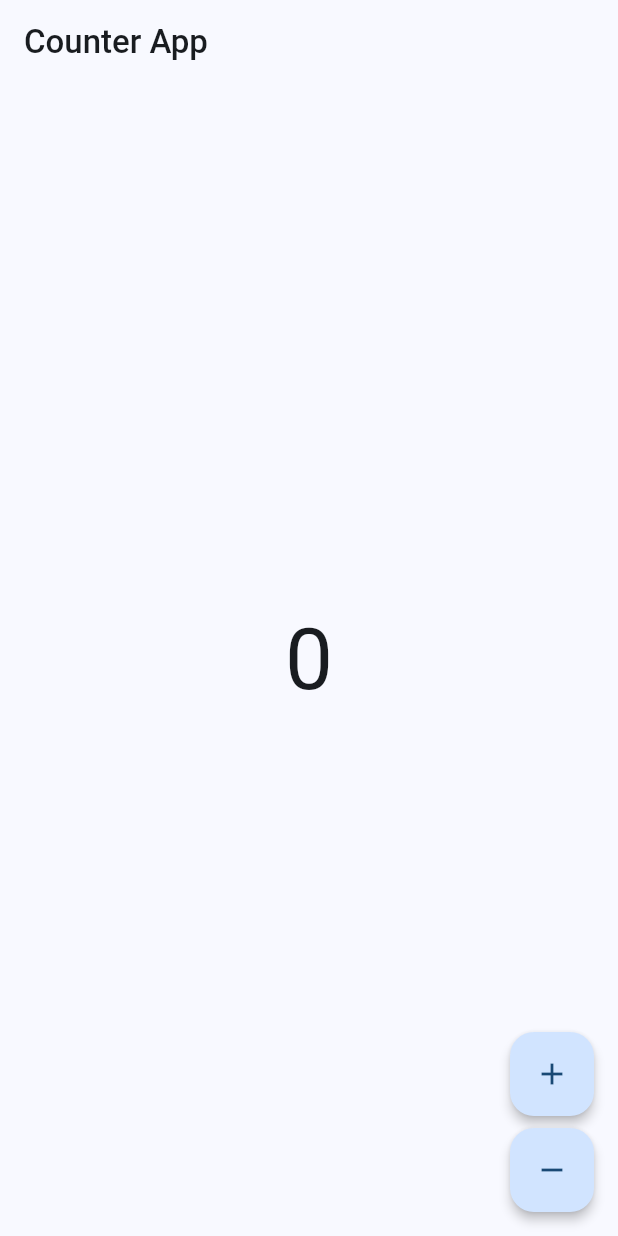
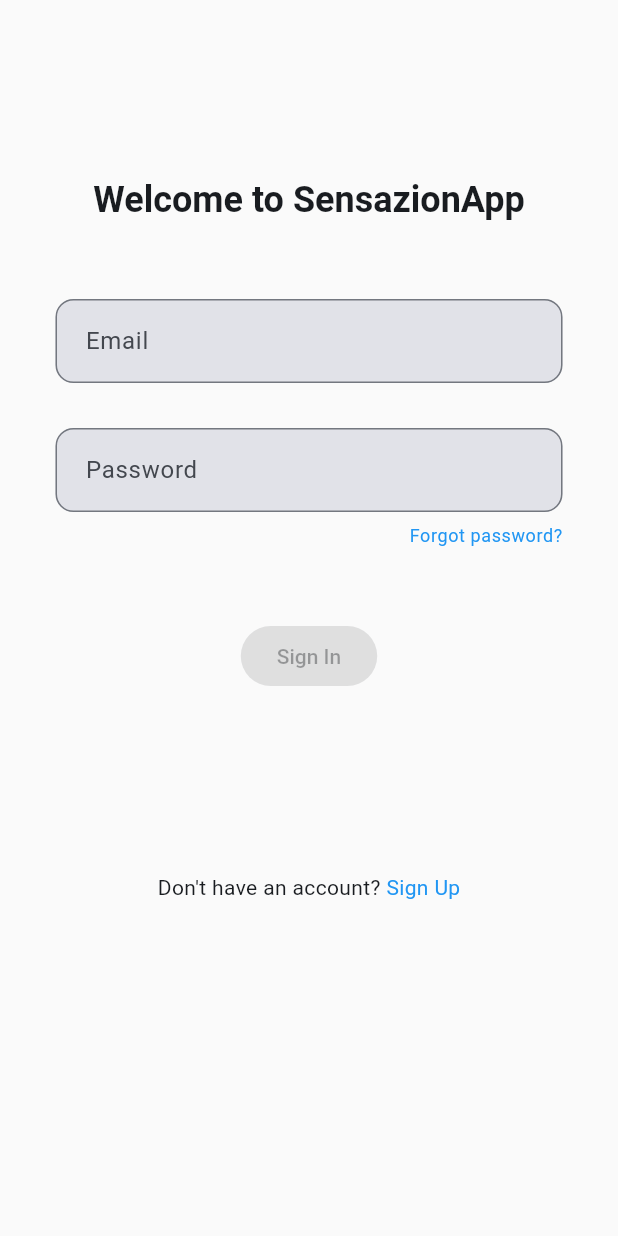
Before and after one commit to arkantrust/sensazion_app, a Flutter app: the screen it shows after launch, on a phone screen of 412 x 824 dp. Run offline on Flutter 3.47's test engine with Material 3 defaults, Android fonts, the phone set to English and light mode, and no system bars; our stand-ins replace bloc, equatable, flutter_bloc, flutter_dotenv, formz, freezed_annotation and 2 more; accounts and stored records are empty; statements that could not run were skipped.

Commit message:
feat: add sign in page

```diff
--- a/lib/src/app/app.dart
+++ b/lib/src/app/app.dart
@@ -1,4 +1,9 @@
 import 'package:flutter/material.dart';
+import 'package:flutter_bloc/flutter_bloc.dart';
+import 'package:sensazion_app/src/authentication/authentication.dart';
+import 'package:user_repository/user_repository.dart';
+import 'package:authentication_repository/authentication_repository.dart';
+
 import 'package:sensazion_app/src/app/theme.dart';
 import 'package:sensazion_app/src/app/router.dart';
 
@@ -7,10 +12,34 @@ class App extends StatelessWidget {
 
   @override
   Widget build(BuildContext context) {
-    return MaterialApp.router(
-      title: 'SensazionApp',
-      theme: lightTheme,
-      routerConfig: router,
+    return MultiRepositoryProvider(
+      providers: [
+        RepositoryProvider<AuthenticationRepository>(
+          create: (_) => FakeAuthenticationRepository(),
+          dispose: (repo) => repo.dispose(),
+        ),
+        RepositoryProvider<UserRepository>(
+          create: (_) => FakeUserRepository(),
+          dispose: (repo) => repo.dispose(),
+        ),
+      ],
+      child: BlocProvider(
+        create:
+            (context) => AuthenticationBloc(
+              authenticationRepository: context.read<AuthenticationRepository>(),
+              userRepository: context.read<UserRepository>(),
+            )..add(AuthenticationSubscriptionRequested()),
+        child: Builder(
+          builder: (context) {
+            return MaterialApp.router(
+              title: 'SensazionApp',
+              debugShowCheckedModeBanner: false,
+              theme: lightTheme,
+              routerConfig: router,
+            );
+          },
+        ),
+      ),
     );
   }
 }
--- a/lib/src/app/router.dart
+++ b/lib/src/app/router.dart
@@ -2,10 +2,10 @@ import 'package:flutter/material.dart';
 import 'package:go_router/go_router.dart';
 
 import 'package:sensazion_app/src/home/home.dart';
+import 'package:sensazion_app/src/authentication/authentication.dart';
 
 GoRouter router = GoRouter(
-  initialLocation:
-      '/', // This can be changed arbitrarily to test different routes but for production, it should be the home route.
+  initialLocation: '/auth/sign-in',
   debugLogDiagnostics: true,
   errorBuilder: (context, state) => Scaffold(
     body: Center(
@@ -13,6 +13,7 @@ GoRouter router = GoRouter(
     )
   ),
   routes: [
-    HomePage.route(),
+    HomePage.route(), // route: /
+    SignInPage.route(), // route: /auth/sign-in
   ],
 );
--- a/lib/src/authentication/authentication.dart
+++ b/lib/src/authentication/authentication.dart
@@ -1,2 +1,3 @@
 export 'blocs/authentication_bloc/authentication_bloc.dart';
 export 'blocs/sign_in_bloc/sign_in_bloc.dart';
+export 'views/sign_in_page.dart';
--- /dev/null
+++ b/lib/src/authentication/views/sign_in_page.dart
@@ -0,0 +1,184 @@
+import 'package:flutter/material.dart';
+import 'package:flutter_bloc/flutter_bloc.dart';
+import 'package:formz/formz.dart';
+import 'package:go_router/go_router.dart';
+
+import 'package:authentication_repository/authentication_repository.dart';
+import 'package:sensazion_app/src/authentication/authentication.dart';
+
+class SignInPage extends StatelessWidget {
+  const SignInPage({super.key});
+
+  static GoRoute route() {
+    return GoRoute(path: '/auth/sign-in', builder: (context, state) => const SignInPage());
+  }
+
+  @override
+  Widget build(BuildContext context) {
+    return SafeArea(
+      child: Scaffold(
+        backgroundColor: Colors.grey[50],
+        body: Padding(
+          padding: const EdgeInsets.all(12),
+          child: BlocProvider(
+            create: (context) {
+              return SignInBloc(authenticationRepository: context.read<AuthenticationRepository>());
+            },
+            child: BlocListener<SignInBloc, SignInState>(
+              listener: (context, state) {
+                if (state.status.isFailure) {
+                  ScaffoldMessenger.of(context)
+                    ..hideCurrentSnackBar()
+                    ..showSnackBar(const SnackBar(content: Text('Invalid credentials')));
+                }
+              },
+              child: Align(
+                alignment: const Alignment(0, -1 / 3),
+                child: Column(
+                  mainAxisSize: MainAxisSize.min,
+                  children: [
+                    // TODO: Welcome
+                    const _WelcomeText(),
+
+                    const SizedBox(height: 50),
+
+                    // Email
+                    const _EmailInput(),
+
+                    const SizedBox(height: 30),
+
+                    // Password
+                    const _PasswordInput(),
+
+                    // TODO: Forgot password?
+                    const _ResetPasswordButton(),
+
+                    const SizedBox(height: 40),
+
+                    // Sign In
+                    _SignInButton(),
+
+                    const SizedBox(height: 120),
+
+                    // TODO: Don't have an account? Sign Up!
+                    const _SignUpButton(),
+                  ],
+                ),
+              ),
+            ),
+          ),
+        ),
+      ),
+    );
+  }
+}
+
+class _WelcomeText extends StatelessWidget {
+  const _WelcomeText();
+
+  @override
+  Widget build(BuildContext context) {
+    return Text(
+      'Welcome to SensazionApp',
+      style: Theme.of(context).textTheme.headlineSmall?.copyWith(fontWeight: FontWeight.bold),
+    );
+  }
+}
+
+class _PasswordInput extends StatelessWidget {
+  const _PasswordInput();
+
+  @override
+  Widget build(BuildContext context) {
+    return Padding(
+      padding: const EdgeInsets.symmetric(horizontal: 25.0),
+      child: TextField(
+        onChanged: (password) {
+          context.read<SignInBloc>().add(SignInPasswordChanged(password));
+        },
+        onSubmitted: (_) {
+          context.read<SignInBloc>().add(const SignInSubmitted());
+        },
+        textInputAction: TextInputAction.done,
+        decoration: InputDecoration(labelText: 'Password'),
+      ),
+    );
+  }
+}
+
+class _EmailInput extends StatelessWidget {
+  const _EmailInput();
+
+  @override
+  Widget build(BuildContext context) {
+    return Padding(
+      padding: const EdgeInsets.symmetric(horizontal: 25.0),
+      child: TextField(
+        onChanged: (email) {
+          context.read<SignInBloc>().add(SignInEmailChanged(email));
+        },
+        enableSuggestions: true,
+        textInputAction: TextInputAction.next,
+        decoration: InputDecoration(labelText: 'Email'),
+      ),
+    );
+  }
+}
+
+class _ResetPasswordButton extends StatelessWidget {
+  const _ResetPasswordButton();
+
+  @override
+  Widget build(BuildContext context) {
+    return Padding(
+      padding: const EdgeInsets.symmetric(horizontal: 25.0, vertical: 8.0),
+      child: Align(
+        alignment: Alignment.centerRight,
+        child: Text(
+          'Forgot password?',
+          style: Theme.of(context).textTheme.bodySmall?.copyWith(color: Colors.blue),
+        ),
+      ),
+    );
+  }
+}
+
+class _SignUpButton extends StatelessWidget {
+  const _SignUpButton();
+
+  @override
+  Widget build(BuildContext context) {
+    return RichText(
+      textScaler: MediaQuery.textScalerOf(context),
+      text: TextSpan(
+        text: 'Don\'t have an account? ',
+        style: Theme.of(context).textTheme.bodyMedium,
+        children: [
+          TextSpan(
+            text: 'Sign Up',
+            style: Theme.of(context).textTheme.bodyMedium?.copyWith(color: Colors.blue),
+          ),
+        ],
+      ),
+    );
+  }
+}
+
+class _SignInButton extends StatelessWidget {
+  @override
+  Widget build(BuildContext context) {
+    final isInProgressOrSuccess = context.select(
+      (SignInBloc bloc) => bloc.state.status.isInProgressOrSuccess,
+    );
+
+    if (isInProgressOrSuccess) return const CircularProgressIndicator();
+
+    final isValid = context.select((SignInBloc bloc) => bloc.state.isValid);
+
+    return ElevatedButton(
+      key: const Key('SignInForm_button'),
+      onPressed: isValid ? () => context.read<SignInBloc>().add(const SignInSubmitted()) : null,
+      child: const Text('Sign In'),
+    );
+  }
+}
```
